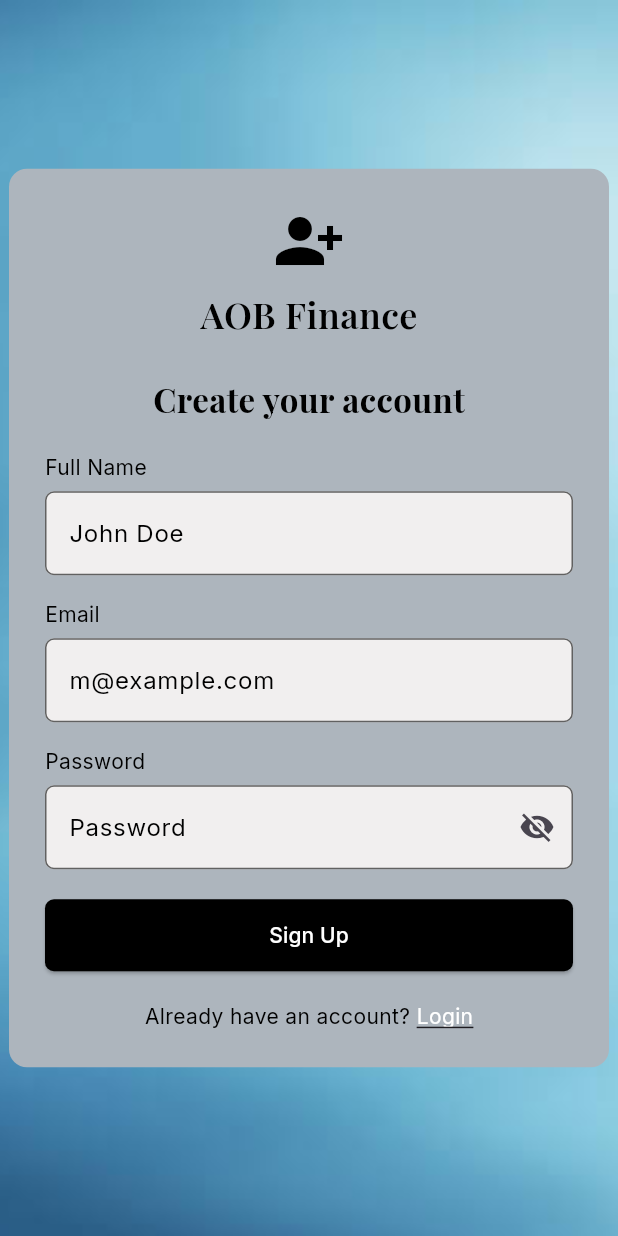
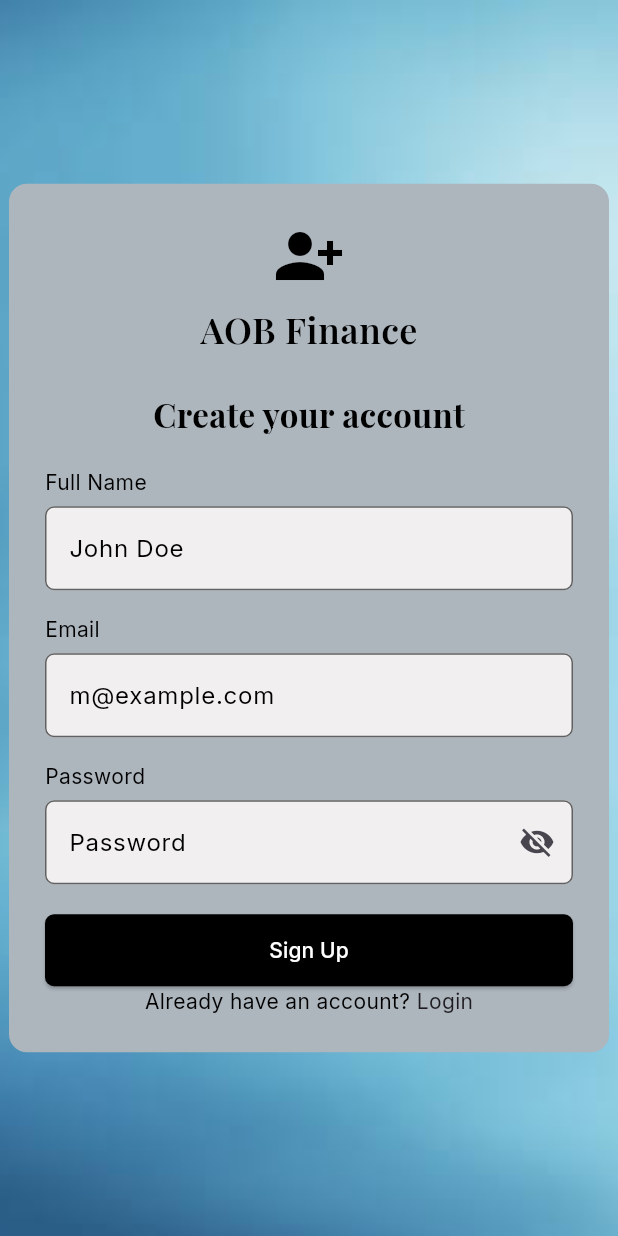
Before and after one commit to GaryChettiar/aid_hub, a Flutter app: the screen it shows after launch, after a tap on "Sign Up", on a phone screen of 412 x 824 dp. Run offline on Flutter 3.47's test engine with Material 3 defaults, Android fonts, the light colour scheme and no system bars; our stand-ins replace cloud_firestore, file_picker, firebase_auth, firebase_core, flutter_typeahead, google_fonts and 3 more; missing offline and left inert: dart:html, excel; accounts and stored records are empty.

Commit message:
deletion fixed and sign up added

```diff
--- a/lib/Login.dart
+++ b/lib/Login.dart
@@ -73,6 +73,7 @@ class _LoginPageState extends State<LoginPage> {
               style: GoogleFonts.inter(color: Colors.black),
             ),
             const Spacer(),
+
           ],
         ),
         const SizedBox(height: 6),
@@ -162,18 +163,15 @@ class _LoginPageState extends State<LoginPage> {
                   ),
                   const SizedBox(height: 20),
                   Row(
+                    mainAxisAlignment: MainAxisAlignment.center,
                     mainAxisSize: MainAxisSize.max,
-                    mainAxisAlignment: MainAxisAlignment.center,
                     children: [
                       Text("Don't have an account? ",style: GoogleFonts.inter(color: Colors.black),),
                       InkWell(
-                            onTap: () {
+                        onTap: (){
                           Navigator.pushReplacement(context, MaterialPageRoute(builder: (context)=>SignupPage()));
                         },
-                            child: Text("Sign Up",style: const TextStyle(
-                           color: Colors.white,
-                           decoration: TextDecoration.underline,
-                         ),),
+                        child: Text("Sign Up"),
                       )
                     ],
                   ),
@@ -182,17 +180,17 @@ class _LoginPageState extends State<LoginPage> {
                   //     text: "Don't have an account? ",
                   //     style: GoogleFonts.inter(color: Colors.black),
                   //     children: [
-                  //      TextSpan(
-                  //        text: "Sign up",
-                  //        style: const TextStyle(
-                  //          color: Colors.white,
-                  //          decoration: TextDecoration.underline,
-                  //        ),
-                  //      )
+                  //       TextSpan(
+                  //         text: "Sign up",
+                  //         style: const TextStyle(
+                  //           color: Colors.white,
+                  //           decoration: TextDecoration.underline,
+                  //         ),
+                  //       ),
                   //     ],
                   //   ),
                   // ),
-                  const SizedBox(height: 24),
+                  // const SizedBox(height: 24),
 
                 ],
               ),
--- a/lib/SignUp.dart
+++ b/lib/Signup.dart
@@ -117,20 +117,16 @@ class _SignupPageState extends State<SignupPage> {
                       child: const Text("Sign Up"),
                     ),
                   ),
-                   const SizedBox(height: 20),
                     Row(
+                    mainAxisAlignment: MainAxisAlignment.center,
                     mainAxisSize: MainAxisSize.max,
-                    mainAxisAlignment: MainAxisAlignment.center,
                     children: [
                       Text("Already have an account? ",style: GoogleFonts.inter(color: Colors.black),),
                       InkWell(
-                            onTap: () {
+                        onTap: (){
                           Navigator.pushReplacement(context, MaterialPageRoute(builder: (context)=>LoginPage()));
                         },
-                            child: Text("Login",style: const TextStyle(
-                           color: Colors.white,
-                           decoration: TextDecoration.underline,
-                         ),),
+                        child: Text("Login"),
                       )
                     ],
                   ),
--- a/lib/main.dart
+++ b/lib/main.dart
@@ -25,10 +25,19 @@ import 'dart:typed_data';
 import 'dart:convert';
 // ignore: avoid_web_libraries_in_flutter
 import 'dart:html' as html;
+import 'firebase_options_secondary.dart';
+
+late FirebaseApp primaryApp;
+late FirebaseApp secondaryApp;
 void main() async {
   WidgetsFlutterBinding.ensureInitialized();
-  await Firebase.initializeApp(
+   primaryApp = await Firebase.initializeApp(
     options: DefaultFirebaseOptions.currentPlatform,
+  );
+
+  secondaryApp = await Firebase.initializeApp(
+    name: 'secondaryApp',
+    options: SecondaryFirebaseOptions.web,
   );
   runApp(const AidHubApp());
 }
--- a/pubspec.yaml
+++ b/pubspec.yaml
@@ -51,8 +51,6 @@ dependencies:
   universal_html: ^2.2.4
   google_fonts: ^6.2.1
   firebase_auth: ^5.6.0
-  googleapis: ^14.0.0
-  googleapis_auth: ^2.0.0
 
 dev_dependencies:
   flutter_test:
```
Also changed, not shown: lib/DeleteInwards.dart (+28 -81 lines), lib/firebase_options_secondary.dart (added, +13 -0 lines), lib/new_inward.dart (+12 -33 lines), pubspec.lock, 1 other file. Lines whose indentation alone changed are shown as unchanged.
